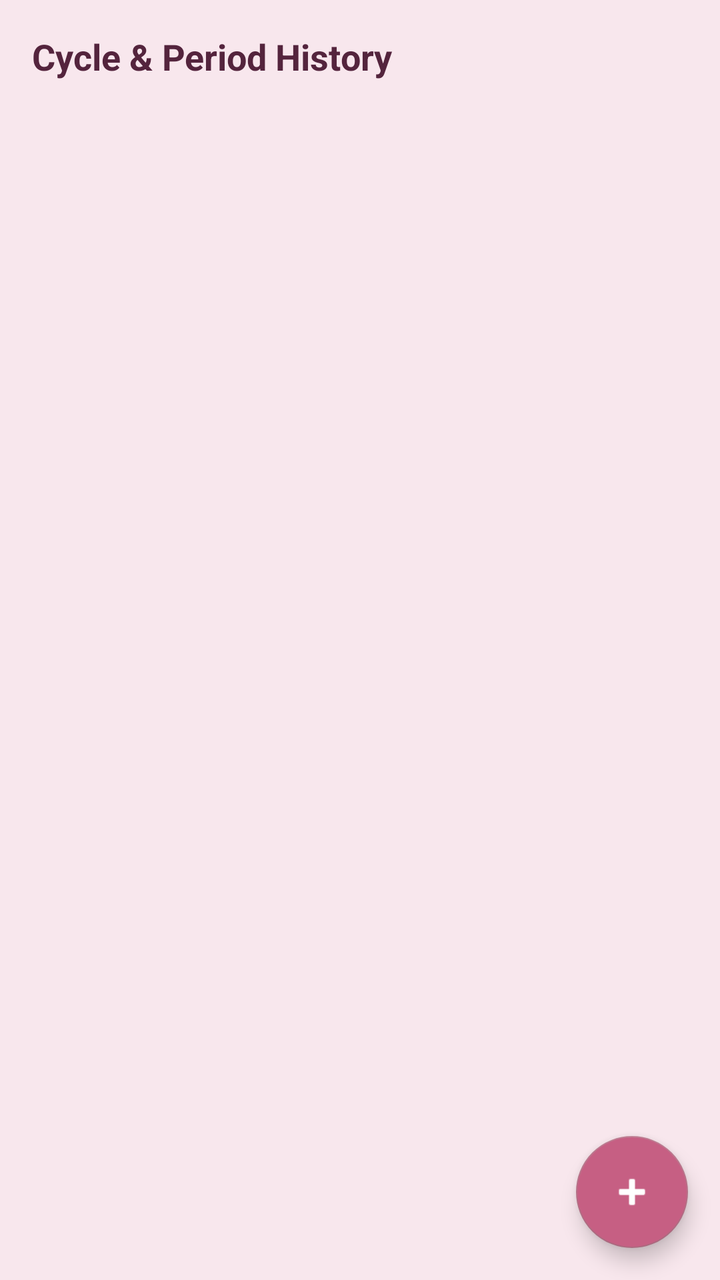
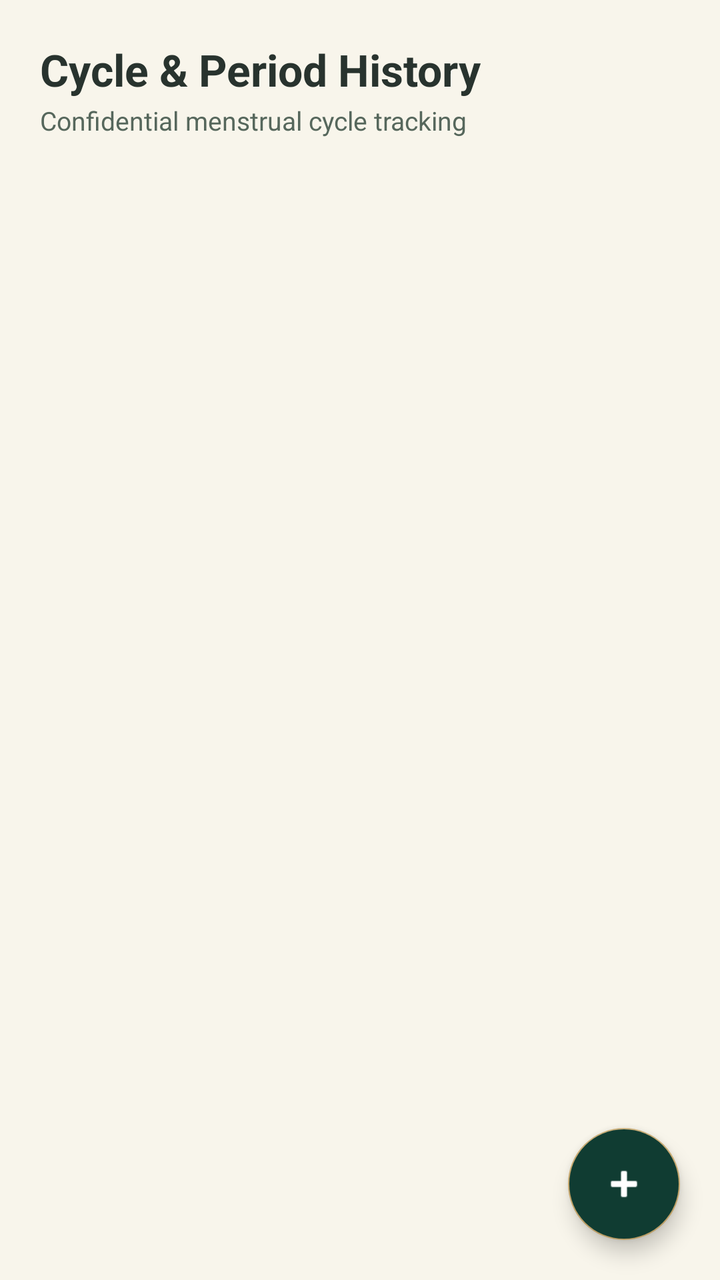

The first picture is an Android layout as it rendered before a commit; the second is the same layout after the commit. The layout source and the unified diff follow.
<!-- AndroidManifest.xml: application theme Theme.HerHealthJourney -->
<!-- res/layout/fragment_period.xml -->
<?xml version="1.0" encoding="utf-8"?>
<androidx.coordinatorlayout.widget.CoordinatorLayout xmlns:android="http://schemas.android.com/apk/res/android"
    xmlns:app="http://schemas.android.com/apk/res-auto"
    android:layout_width="match_parent"
    android:layout_height="match_parent"
    android:background="@color/blush_background">

    <LinearLayout
        android:layout_width="match_parent"
        android:layout_height="match_parent"
        android:orientation="vertical"
        android:padding="16dp">

        <TextView
            android:layout_width="wrap_content"
            android:layout_height="wrap_content"
            android:text="Cycle &amp; Period History"
            android:textColor="@color/deep_plum"
            android:textSize="18sp"
            android:textStyle="bold" />

        <androidx.recyclerview.widget.RecyclerView
            android:id="@+id/rvPeriodRecords"
            android:layout_width="match_parent"
            android:layout_height="match_parent"
            android:layout_marginTop="12dp" />

    </LinearLayout>

    <com.google.android.material.floatingactionbutton.FloatingActionButton
        android:id="@+id/fabAddPeriod"
        android:layout_width="wrap_content"
        android:layout_height="wrap_content"
        android:layout_gravity="bottom|end"
        android:layout_margin="16dp"
        android:backgroundTint="@color/primary_rose"
        android:src="@android:drawable/ic_input_add"
        app:tint="@color/white" />

</androidx.coordinatorlayout.widget.CoordinatorLayout>
<!-- resources referenced by this layout -->
<resources>
  <color name="blush_background">#F8E7ED</color>
  <color name="deep_plum">#54243D</color>
  <color name="primary_rose">#C65F83</color>
  <color name="white">#FFFFFF</color>
  <style name="Theme.HerHealthJourney" parent="Theme.MaterialComponents.DayNight.NoActionBar">
          <item name="colorPrimary">@color/primary_rose</item>
          <item name="colorPrimaryVariant">@color/deep_plum</item>
          <item name="colorOnPrimary">@color/white</item>
          <item name="colorSecondary">@color/secondary_dusty_pink</item>
          <item name="colorOnSecondary">@color/white</item>
          <item name="android:statusBarColor">@color/deep_plum</item>
          <item name="android:windowBackground">@color/blush_background</item>
      </style>
  <color name="secondary_dusty_pink">#B66F86</color>
</resources>

<!-- the commit's change to res/layout/fragment_period.xml (unified diff, before → after) -->
@@ -3,27 +3,35 @@
     xmlns:app="http://schemas.android.com/apk/res-auto"
     android:layout_width="match_parent"
     android:layout_height="match_parent"
-    android:background="@color/blush_background">
+    android:background="@color/bg_primary">
 
     <LinearLayout
         android:layout_width="match_parent"
         android:layout_height="match_parent"
         android:orientation="vertical"
-        android:padding="16dp">
+        android:padding="20dp">
 
         <TextView
             android:layout_width="wrap_content"
             android:layout_height="wrap_content"
             android:text="Cycle &amp; Period History"
-            android:textColor="@color/deep_plum"
-            android:textSize="18sp"
+            android:textColor="@color/text_primary"
+            android:textSize="22sp"
             android:textStyle="bold" />
+
+        <TextView
+            android:layout_width="wrap_content"
+            android:layout_height="wrap_content"
+            android:layout_marginTop="2dp"
+            android:text="Confidential menstrual cycle tracking"
+            android:textColor="@color/text_secondary"
+            android:textSize="13sp" />
 
         <androidx.recyclerview.widget.RecyclerView
             android:id="@+id/rvPeriodRecords"
             android:layout_width="match_parent"
             android:layout_height="match_parent"
-            android:layout_marginTop="12dp" />
+            android:layout_marginTop="16dp" />
 
     </LinearLayout>
 
@@ -32,9 +40,10 @@
         android:layout_width="wrap_content"
         android:layout_height="wrap_content"
         android:layout_gravity="bottom|end"
-        android:layout_margin="16dp"
-        android:backgroundTint="@color/primary_rose"
+        android:layout_margin="20dp"
+        android:backgroundTint="@color/button_primary"
+        android:contentDescription="Log Period Record"
         android:src="@android:drawable/ic_input_add"
-        app:tint="@color/white" />
+        app:tint="@color/button_text" />
 
 </androidx.coordinatorlayout.widget.CoordinatorLayout>
<!-- resource entries referenced after the edit -->
@@ -1,18 +1,22 @@
 <!-- resources referenced by this layout -->
 <resources>
-  <color name="blush_background">#F8E7ED</color>
-  <color name="deep_plum">#54243D</color>
-  <color name="primary_rose">#C65F83</color>
-  <color name="white">#FFFFFF</color>
+  <color name="bg_primary">#F8F5EB</color>
+  <color name="button_primary">#103C32</color>
+  <color name="button_text">#FFFFFF</color>
+  <color name="text_primary">#28332E</color>
+  <color name="text_secondary">#56675C</color>
   <style name="Theme.HerHealthJourney" parent="Theme.MaterialComponents.DayNight.NoActionBar">
-          <item name="colorPrimary">@color/primary_rose</item>
-          <item name="colorPrimaryVariant">@color/deep_plum</item>
-          <item name="colorOnPrimary">@color/white</item>
-          <item name="colorSecondary">@color/secondary_dusty_pink</item>
-          <item name="colorOnSecondary">@color/white</item>
-          <item name="android:statusBarColor">@color/deep_plum</item>
-          <item name="android:windowBackground">@color/blush_background</item>
+          <item name="colorPrimary">@color/brand_emerald</item>
+          <item name="colorPrimaryVariant">@color/dark_background</item>
+          <item name="colorOnPrimary">@color/surface_primary</item>
+          <item name="colorSecondary">@color/brand_champagne</item>
+          <item name="colorOnSecondary">@color/dark_background</item>
+          <item name="android:statusBarColor">@color/brand_emerald</item>
+          <item name="android:windowBackground">@color/bg_primary</item>
       </style>
-  <color name="secondary_dusty_pink">#B66F86</color>
+  <color name="brand_emerald">#103C32</color>
+  <color name="dark_background">#092820</color>
+  <color name="surface_primary">#FFFFFF</color>
+  <color name="brand_champagne">#C5A66B</color>
 </resources>
 
